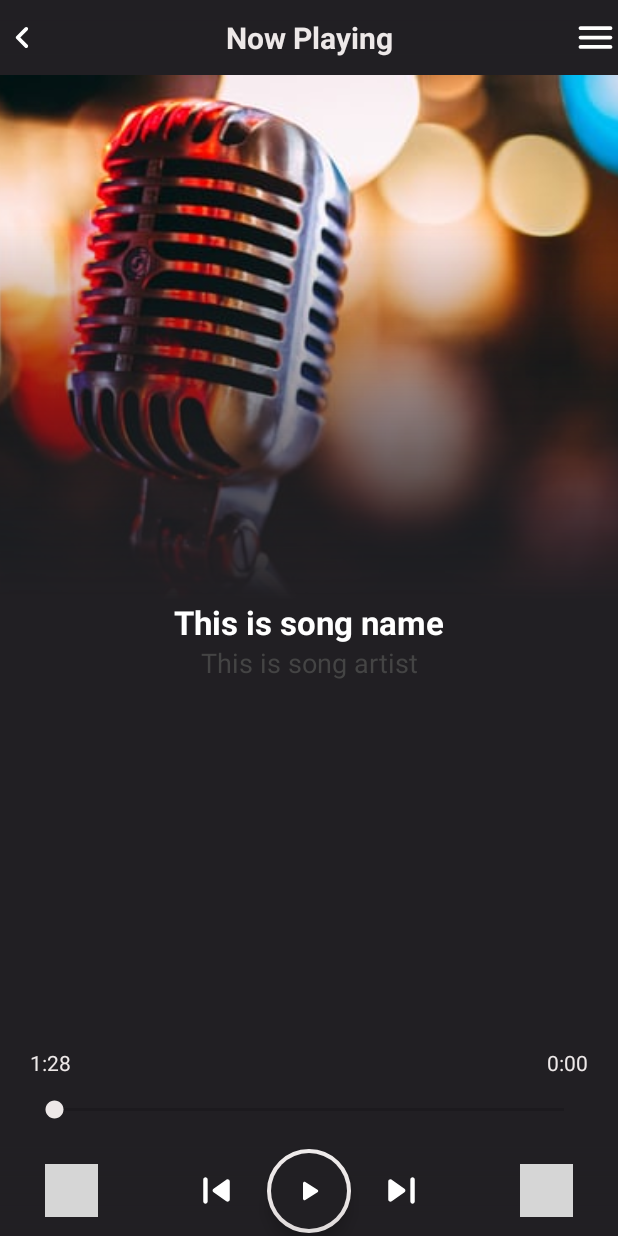
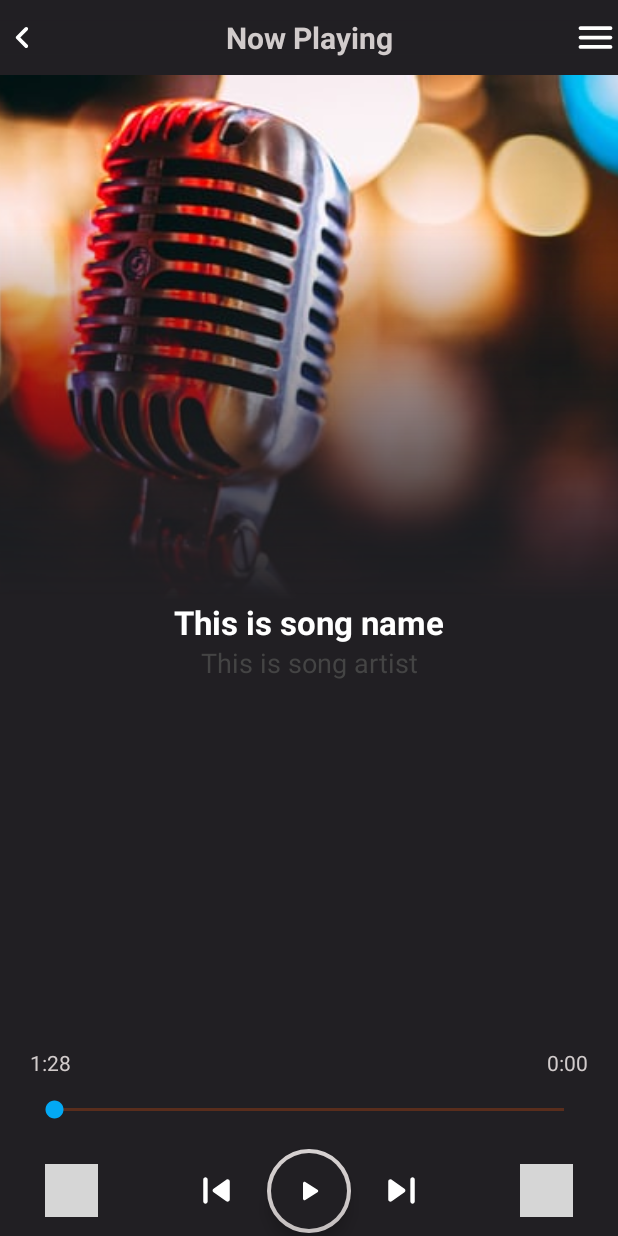
Before and after one commit to minhduc-1999/AudioPlayer, an Android app: the PlayerActivity screen opened directly, with no data from a screen before it, on a phone screen of 412 x 824 dp. Run offline under Robolectric (Android 15) with nearby library versions, the phone set to English and light mode, and no system bars; libraries missing offline, so code that uses them is left out: androidx.palette.graphics; 8 statements that could not run were skipped; grey boxes are pictures that could not be loaded.

Commit message:
Chinh sua UI main + player activity

```diff
--- a/MyAudioPlayer/app/src/main/res/layout/activity_player.xml
+++ b/MyAudioPlayer/app/src/main/res/layout/activity_player.xml
@@ -91,8 +91,7 @@
         android:id="@+id/relative_layout_for_bottom"
         android:layout_alignParentBottom="true"
         android:layout_alignParentLeft="true"
-        android:layout_alignParentRight="true"
-        android:background="@drawable/gradient_bg">
+        android:layout_alignParentRight="true">
         <ImageView
             android:layout_width="35dp"
             android:layout_height="35dp"
@@ -163,6 +162,10 @@
             android:layout_width="match_parent"
             android:layout_height="wrap_content"
             android:id="@+id/seekBar"
+            android:thumbTintMode="src_in"
+            android:thumbTint="@color/selectedColor"
+            android:progressTint="@color/selectedColor"
+            android:progressBackgroundTint="@color/progress"
             android:layout_alignParentBottom="true"
             android:layout_marginLeft="20dp"
             android:layout_marginRight="20dp"/>
--- a/MyAudioPlayer/app/src/main/res/values/colors.xml
+++ b/MyAudioPlayer/app/src/main/res/values/colors.xml
@@ -2,5 +2,7 @@
 <resources>
     <color name="colorPrimary">#211F23</color>
     <color name="colorPrimaryDark">#151415</color>
-    <color name="colorAccent">#EDE8E8</color>
+    <color name="colorAccent">#D1CBCB</color>
+    <color name="selectedColor">#03A9F4</color>
+    <color name="progress">#FC560B</color>
 </resources>
--- a/MyAudioPlayer/app/src/main/res/values/strings.xml
+++ b/MyAudioPlayer/app/src/main/res/values/strings.xml
@@ -1,5 +1,5 @@
 <resources>
-    <string name="app_name">My Audio Player</string>
+    <string name="app_name">Audio Player</string>
     <!-- TODO: Remove or change this placeholder text -->
     <string name="hello_blank_fragment">Hello blank fragment</string>
 </resources>
--- a/MyAudioPlayer/app/src/main/res/values/styles.xml
+++ b/MyAudioPlayer/app/src/main/res/values/styles.xml
@@ -11,4 +11,9 @@
         <item name="colorPrimaryDark">@color/colorPrimaryDark</item>
         <item name="colorAccent">@color/colorAccent</item>
     </style>
+    <style name="MyCustomTabTextAppearance" parent="TextAppearance.Design.Tab">
+        <item name="android:textSize">14sp</item>
+        <item name="android:textColor">@color/colorAccent</item>
+        <item name="textAllCaps">false</item>
+    </style>
 </resources>
```
Also changed, not shown: MyAudioPlayer/app/src/main/java/com/example/myaudioplayer/MainActivity.java (+22 -0 lines), MyAudioPlayer/app/src/main/res/drawable/ic_round_library_music_24.xml (added, +9 -0 lines), MyAudioPlayer/app/src/main/res/drawable/ic_round_music_note_24.xml (added, +9 -0 lines), MyAudioPlayer/app/src/main/res/layout/activity_main.xml (+16 -14 lines).
